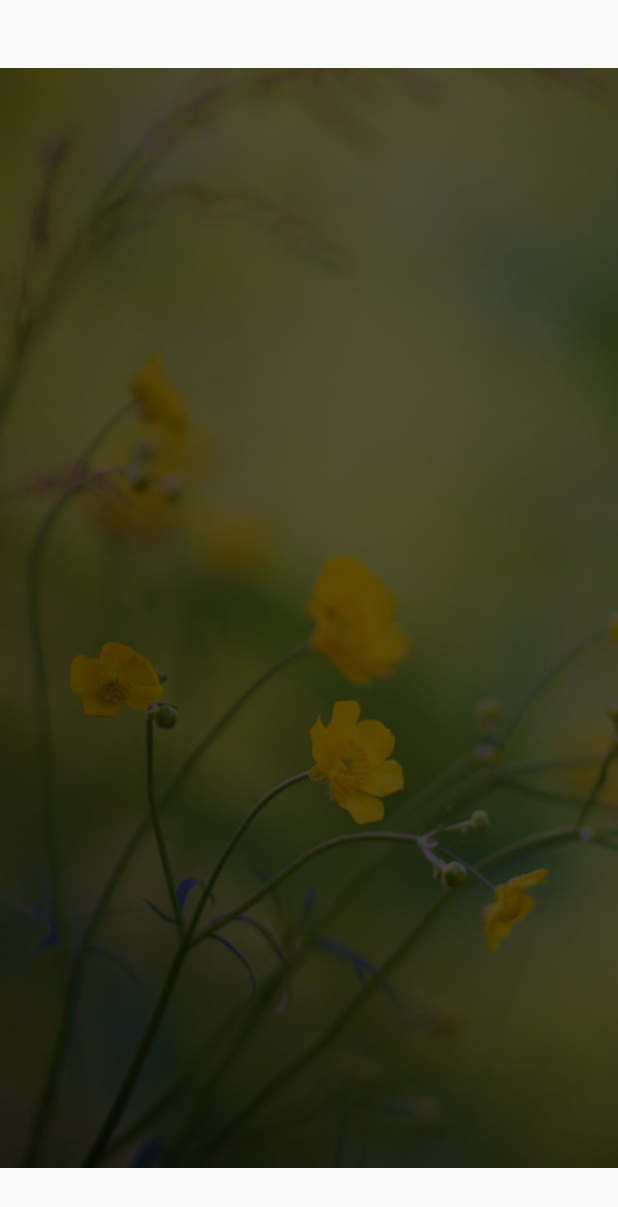
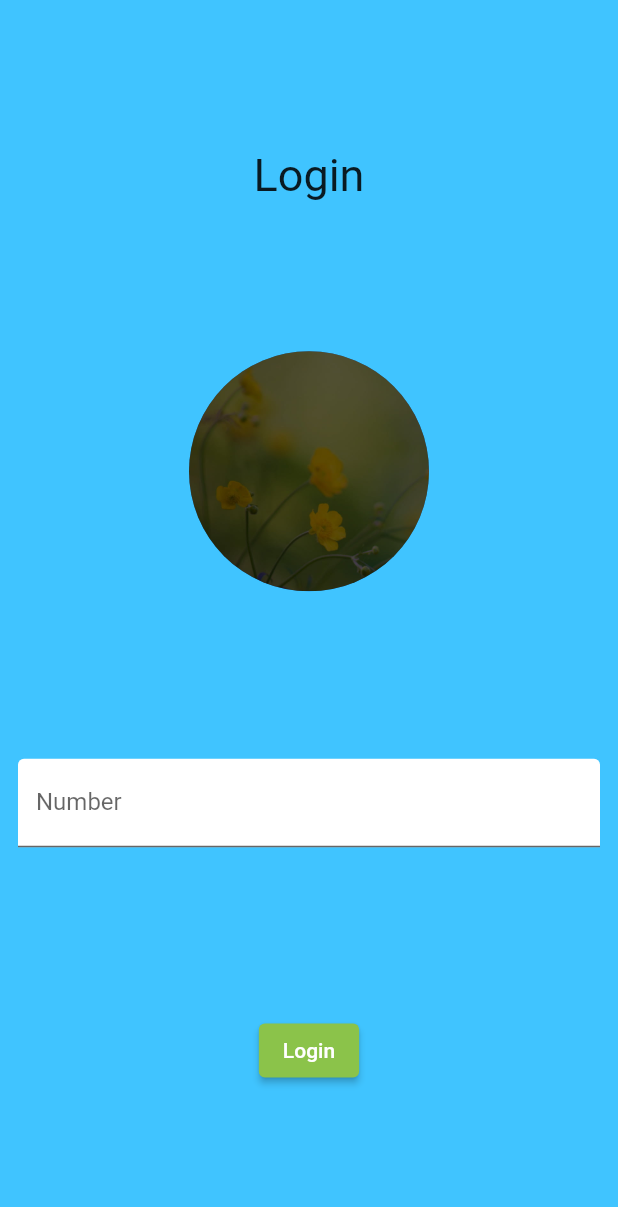
Before and after one commit to lakhan20/flutter-login_signup, a Flutter app: the screen it shows after launch, on a phone screen of 412 x 824 dp. Shown: the top 1207 px of the screen. Run offline on Flutter 3.47's test engine with Material 2 defaults, Android fonts, the phone set to English and light mode, and no system bars.

Commit message:
basic login form

```diff
--- a/lib/main.dart
+++ b/lib/main.dart
@@ -1,4 +1,5 @@
 import 'package:flutter/material.dart';
+import 'package:flutter/services.dart';
 
 void main(){
 
@@ -12,14 +13,37 @@ class MyApp extends StatelessWidget {
   Widget build(BuildContext context) {
     return MaterialApp(
       home: Scaffold(
+        backgroundColor: Colors.lightBlueAccent,
         body: SafeArea(
-          child:
-          Expanded(
-          flex: 15,
-            child: Container(
+          child: Center(
+            child: Column(
+              mainAxisAlignment: MainAxisAlignment.spaceEvenly,
+              children: [
+                Text('Login',
+                style: TextStyle(fontSize: 30),),
+                CircleAvatar(
+                  radius: 80,
+                  backgroundImage: AssetImage("assets/images/login_img3.jpg"),
+                ),
+                Padding(
+                  padding: EdgeInsets.all(12.00),
+                  child: TextFormField(
+                    decoration: InputDecoration(
+                    labelText: "Number",
+                    fillColor: Colors.white,
+                        filled: true,
+                        hintText: "Please enter mobile number : "),
+                        keyboardType: TextInputType.number,
+                        inputFormatters: [FilteringTextInputFormatter.digitsOnly],
 
-              constraints: BoxConstraints.expand(),
-              child:Center(child: Image.asset('assets/images/login_img3.jpg')), // <-- SEE HERE
+
+                  ),
+                ),
+                ElevatedButton(onPressed: ()=>{}, child: Text('Login'),
+                  style: ElevatedButton.styleFrom(
+                    primary: Colors.lightGreen,
+                ),)
+              ],
             ),
           ),
 
```
